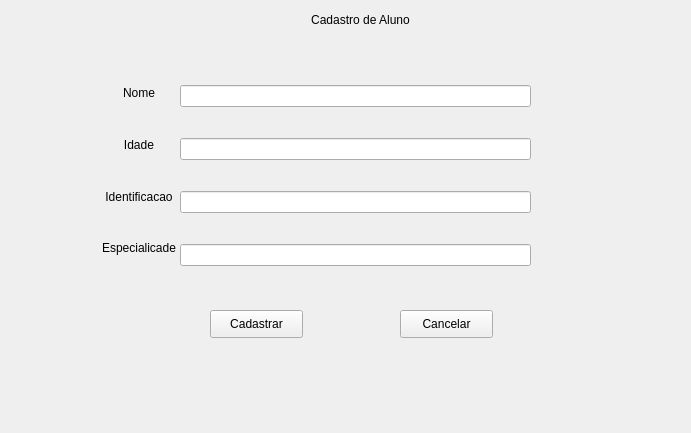
Qt form ProjetoFinal/cadastroprofessor.ui (Fernando-maruba/Trabalho-Final-POO) before a commit.
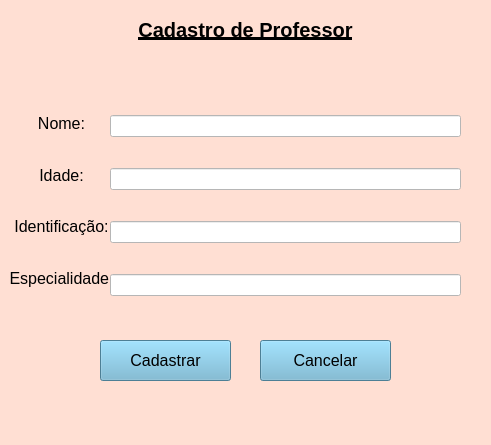
The same form after that commit.

```diff
--- a/ProjetoFinal/cadastroprofessor.ui
+++ b/ProjetoFinal/cadastroprofessor.ui
@@ -6,13 +6,16 @@
    <rect>
     <x>0</x>
     <y>0</y>
-    <width>691</width>
-    <height>433</height>
+    <width>491</width>
+    <height>445</height>
    </rect>
   </property>
   <property name="windowTitle">
    <string>Dialog</string>
   </property>
+  <property name="styleSheet">
+   <string notr="true">background-color:#FFDFD3</string>
+  </property>
   <widget class="QPushButton" name="pushButton_2">
    <property name="geometry">
     <rect>
@@ -29,17 +32,21 @@
   <widget class="QWidget" name="layoutWidget">
    <property name="geometry">
     <rect>
-     <x>100</x>
-     <y>70</y>
-     <width>78</width>
+     <x>10</x>
+     <y>100</y>
+     <width>103</width>
      <height>201</height>
     </rect>
    </property>
    <layout class="QVBoxLayout" name="verticalLayout_2">
     <item>
      <widget class="QLabel" name="label_2">
+      <property name="styleSheet">
+       <string notr="true">font-size:16px;
+</string>
+      </property>
       <property name="text">
-       <string>Nome</string>
+       <string>Nome:</string>
       </property>
       <property name="alignment">
        <set>Qt::AlignCenter</set>
@@ -48,8 +55,12 @@
     </item>
     <item>
      <widget class="QLabel" name="label_3">
+      <property name="styleSheet">
+       <string notr="true">font-size:16px;
+</string>
+      </property>
       <property name="text">
-       <string>Idade</string>
+       <string>Idade:</string>
       </property>
       <property name="alignment">
        <set>Qt::AlignCenter</set>
@@ -58,8 +69,12 @@
     </item>
     <item>
      <widget class="QLabel" name="label_4">
+      <property name="styleSheet">
+       <string notr="true">font-size:16px;
+</string>
+      </property>
       <property name="text">
-       <string>Identificacao</string>
+       <string>Identificação:</string>
       </property>
       <property name="alignment">
        <set>Qt::AlignCenter</set>
@@ -68,8 +83,12 @@
     </item>
     <item>
      <widget class="QLabel" name="label_5">
+      <property name="styleSheet">
+       <string notr="true">font-size:16px;
+</string>
+      </property>
       <property name="text">
-       <string>Especialicade</string>
+       <string>Especialidade:</string>
       </property>
       <property name="alignment">
        <set>Qt::AlignCenter</set>
@@ -94,8 +113,8 @@
   <widget class="QWidget" name="layoutWidget_2">
    <property name="geometry">
     <rect>
-     <x>180</x>
-     <y>60</y>
+     <x>110</x>
+     <y>90</y>
      <width>351</width>
      <height>231</height>
     </rect>
@@ -109,6 +128,9 @@
       <property name="autoFillBackground">
        <bool>false</bool>
       </property>
+      <property name="styleSheet">
+       <string notr="true">background-color:white;</string>
+      </property>
       <property name="inputMask">
        <string/>
       </property>
@@ -118,27 +140,53 @@
      </widget>
     </item>
     <item>
-     <widget class="QLineEdit" name="lineEdit_2"/>
+     <widget class="QLineEdit" name="lineEdit_2">
+      <property name="styleSheet">
+       <string notr="true">background-color:white;</string>
+      </property>
+     </widget>
     </item>
     <item>
-     <widget class="QLineEdit" name="lineEdit_3"/>
+     <widget class="QLineEdit" name="lineEdit_3">
+      <property name="styleSheet">
+       <string notr="true">background-color:white;
+</string>
+      </property>
+     </widget>
     </item>
     <item>
-     <widget class="QLineEdit" name="lineEdit_4"/>
+     <widget class="QLineEdit" name="lineEdit_4">
+      <property name="styleSheet">
+       <string notr="true">background-color:white;</string>
+      </property>
+     </widget>
     </item>
    </layout>
   </widget>
   <widget class="QLabel" name="label">
    <property name="geometry">
     <rect>
-     <x>190</x>
-     <y>10</y>
-     <width>341</width>
+     <x>60</x>
+     <y>20</y>
+     <width>371</width>
      <height>20</height>
     </rect>
    </property>
+   <property name="font">
+    <font>
+     <pointsize>-1</pointsize>
+     <weight>75</weight>
+     <bold>true</bold>
+     <underline>true</underline>
+    </font>
+   </property>
+   <property name="styleSheet">
+    <string notr="true">background-color:none;
+font-size:20px;
+</string>
+   </property>
    <property name="text">
-    <string>Cadastro de Aluno</string>
+    <string>Cadastro de Professor</string>
    </property>
    <property name="alignment">
     <set>Qt::AlignCenter</set>
@@ -147,12 +195,17 @@
   <widget class="QPushButton" name="pushButton_3">
    <property name="geometry">
     <rect>
-     <x>400</x>
-     <y>310</y>
-     <width>93</width>
-     <height>28</height>
+     <x>260</x>
+     <y>340</y>
+     <width>131</width>
+     <height>41</height>
     </rect>
    </property>
+   <property name="styleSheet">
+    <string notr="true">font-size:16px;
+box-shadow: none;
+background-color:#6CB2D1</string>
+   </property>
    <property name="text">
     <string>Cancelar</string>
    </property>
@@ -160,12 +213,17 @@
   <widget class="QPushButton" name="pushButton_4">
    <property name="geometry">
     <rect>
-     <x>210</x>
-     <y>310</y>
-     <width>93</width>
-     <height>28</height>
+     <x>100</x>
+     <y>340</y>
+     <width>131</width>
+     <height>41</height>
     </rect>
    </property>
+   <property name="styleSheet">
+    <string notr="true">font-size:16px;
+box-shadow: none;
+background-color:#6CB2D1</string>
+   </property>
    <property name="text">
     <string>Cadastrar</string>
    </property>
```
